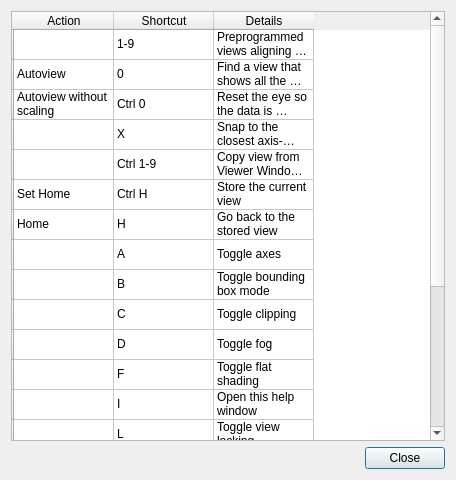
This is src/Interface/Modules/Render/ViewSceneShortcuts.ui in SCIInstitute/SCIRun as Qt 5 draws it before an edit. The edited form follows.
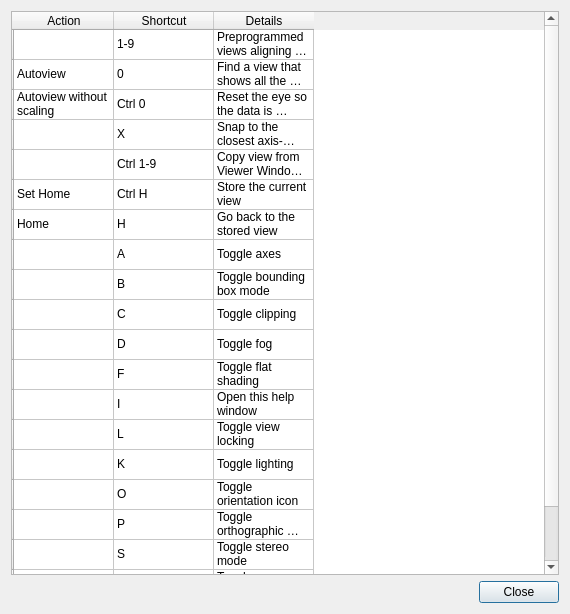
This is the edited form.

The edit to the form file:
```diff
--- a/src/Interface/Modules/Render/ViewSceneShortcuts.ui
+++ b/src/Interface/Modules/Render/ViewSceneShortcuts.ui
@@ -6,8 +6,8 @@
    <rect>
     <x>0</x>
     <y>0</y>
-    <width>456</width>
-    <height>480</height>
+    <width>570</width>
+    <height>614</height>
    </rect>
   </property>
   <property name="windowTitle">
```
